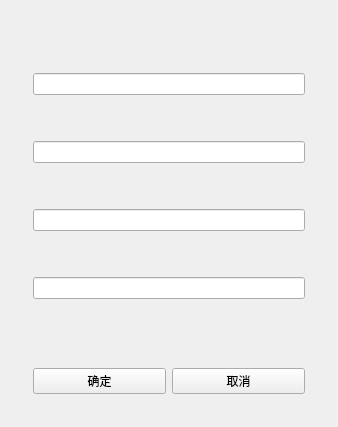
The window that ComputersManager/login_window.ui (Time-Zero/ComputersManager) describes before a commit, drawn with Qt 5.
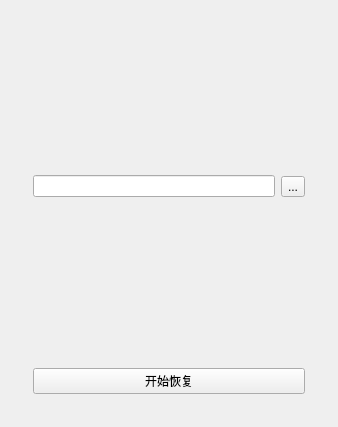
The same window after the commit.

Commit message: 完成备份和恢复功能

```diff
--- a/ComputersManager/login_window.ui
+++ b/ComputersManager/login_window.ui
@@ -17,7 +17,7 @@
    <item>
     <widget class="QStackedWidget" name="stackedWidget">
      <property name="currentIndex">
-      <number>1</number>
+      <number>2</number>
      </property>
      <widget class="QWidget" name="page_login">
       <layout class="QVBoxLayout" name="verticalLayout_3">
@@ -140,6 +140,45 @@
        </item>
       </layout>
      </widget>
+     <widget class="QWidget" name="page_restore">
+      <layout class="QVBoxLayout" name="verticalLayout_6">
+       <item>
+        <widget class="QWidget" name="widget_5" native="true">
+         <layout class="QHBoxLayout" name="horizontalLayout_3">
+          <item>
+           <widget class="QLineEdit" name="lineEdit_restore_file_location"/>
+          </item>
+          <item>
+           <widget class="QToolButton" name="toolButton_restore_file_select">
+            <property name="text">
+             <string>...</string>
+            </property>
+           </widget>
+          </item>
+         </layout>
+        </widget>
+       </item>
+       <item>
+        <widget class="QWidget" name="widget_6" native="true">
+         <property name="sizePolicy">
+          <sizepolicy hsizetype="Preferred" vsizetype="Fixed">
+           <horstretch>0</horstretch>
+           <verstretch>0</verstretch>
+          </sizepolicy>
+         </property>
+         <layout class="QHBoxLayout" name="horizontalLayout_4">
+          <item>
+           <widget class="QPushButton" name="pushButton_restore_confirm">
+            <property name="text">
+             <string>开始恢复</string>
+            </property>
+           </widget>
+          </item>
+         </layout>
+        </widget>
+       </item>
+      </layout>
+     </widget>
     </widget>
    </item>
   </layout>
```
The commit also changes 3 other files.
